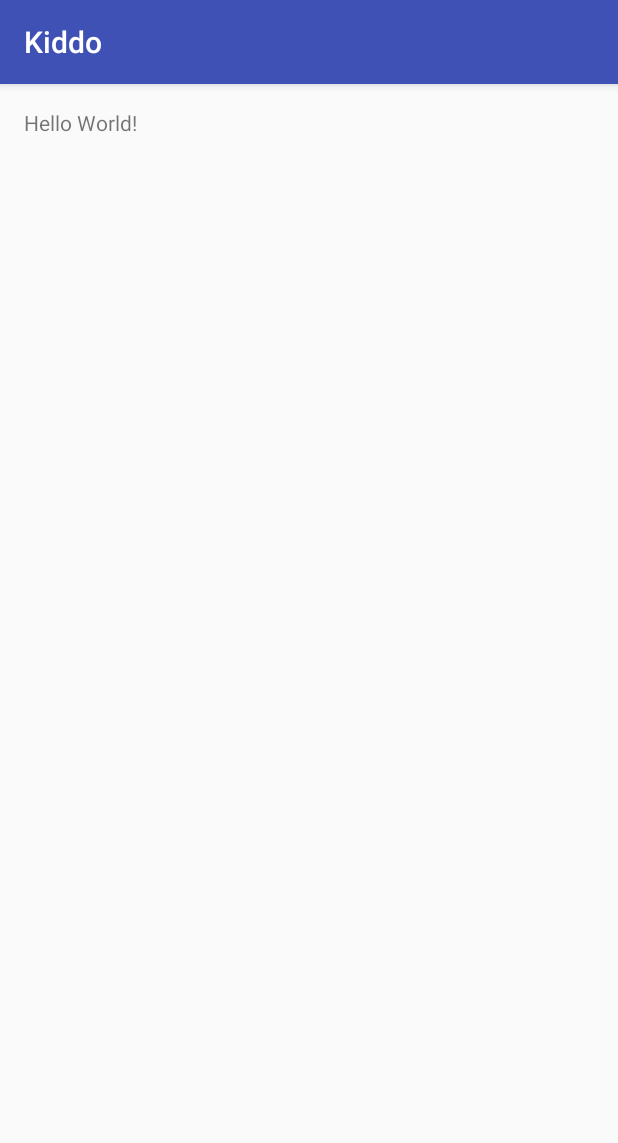
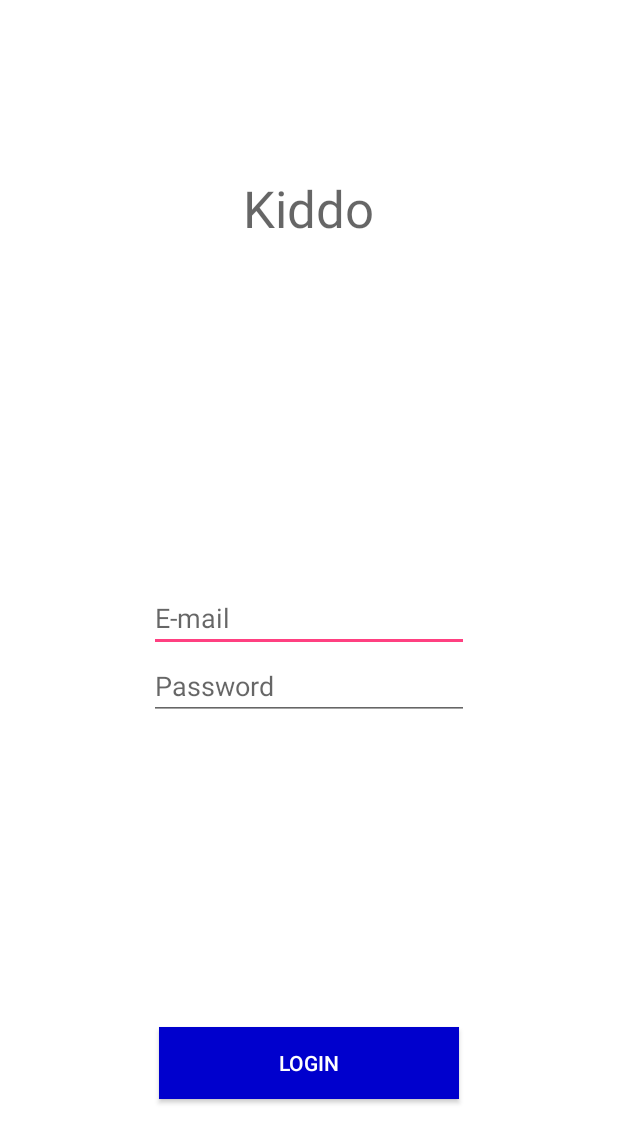
Before and after one commit to JulieW23/GradApp, an Android app: the screen it shows after launch (MainActivity), on a phone screen of 412 x 824 dp. Shown: the top 1143 px of the screen. Run offline under Robolectric (Android 15) with nearby library versions, the phone set to English and light mode, and no system bars.

Commit message:
Made the login screen

```diff
--- a/Kiddo/app/src/main/java/com/team_05/kiddo/MainActivity.java
+++ b/Kiddo/app/src/main/java/com/team_05/kiddo/MainActivity.java
@@ -2,6 +2,8 @@ package com.team_05.kiddo;
 
 import android.support.v7.app.AppCompatActivity;
 import android.os.Bundle;
+import android.view.View;
+import android.widget.Button;
 
 public class MainActivity extends AppCompatActivity {
 
@@ -9,5 +11,14 @@ public class MainActivity extends AppCompatActivity {
     protected void onCreate(Bundle savedInstanceState) {
         super.onCreate(savedInstanceState);
         setContentView(R.layout.activity_main);
+
+        // Login button
+        Button loginButton = (Button)(findViewById(R.id.loginButton));
+        loginButton.setOnClickListener(new View.OnClickListener() {
+            @Override
+            public void onClick(View v) {
+
+            }
+        });
     }
 }
--- a/Kiddo/app/src/main/res/layout/activity_main.xml
+++ b/Kiddo/app/src/main/res/layout/activity_main.xml
@@ -8,10 +8,49 @@
     android:paddingLeft="@dimen/activity_horizontal_margin"
     android:paddingRight="@dimen/activity_horizontal_margin"
     android:paddingTop="@dimen/activity_vertical_margin"
+    android:background="@color/colorBackground"
     tools:context="com.team_05.kiddo.MainActivity">
 
     <TextView
+        android:text="Kiddo"
         android:layout_width="wrap_content"
         android:layout_height="wrap_content"
-        android:text="Hello World!" />
+        android:layout_alignParentTop="true"
+        android:layout_centerHorizontal="true"
+        android:layout_marginTop="100dp"
+        android:id="@+id/logo"
+        android:textAppearance="@style/TextAppearance.AppCompat.Display1" />
+
+    <EditText
+        android:layout_width="wrap_content"
+        android:layout_height="wrap_content"
+        android:inputType="textEmailAddress"
+        android:ems="10"
+        android:layout_centerVertical="true"
+        android:layout_centerHorizontal="true"
+        android:id="@+id/emailTextField"
+        android:hint="E-mail"/>
+
+    <EditText
+        android:layout_width="wrap_content"
+        android:layout_height="wrap_content"
+        android:inputType="textPassword"
+        android:ems="10"
+        android:layout_below="@+id/emailTextField"
+        android:layout_alignRight="@+id/emailTextField"
+        android:layout_alignEnd="@+id/emailTextField"
+        android:id="@+id/passwordTextField"
+        android:hint="Password"/>
+
+    <Button
+        android:text="Login"
+        android:layout_width="@dimen/buttonWidth"
+        android:layout_height="wrap_content"
+        android:id="@+id/loginButton"
+        android:background="@color/colorButton"
+        android:textColor="@color/colorButtonText"
+        android:layout_alignParentBottom="true"
+        android:layout_centerHorizontal="true"
+        android:layout_marginBottom="75dp" />
+
 </RelativeLayout>
--- a/Kiddo/app/src/main/res/values/colors.xml
+++ b/Kiddo/app/src/main/res/values/colors.xml
@@ -3,4 +3,7 @@
     <color name="colorPrimary">#3F51B5</color>
     <color name="colorPrimaryDark">#303F9F</color>
     <color name="colorAccent">#FF4081</color>
+    <color name="colorBackground">#FFFFFF</color>
+    <color name="colorButton">#0000CD</color>
+    <color name="colorButtonText">#FFFFFF</color>
 </resources>
--- a/Kiddo/app/src/main/res/values/dimens.xml
+++ b/Kiddo/app/src/main/res/values/dimens.xml
@@ -2,4 +2,5 @@
     <!-- Default screen margins, per the Android Design guidelines. -->
     <dimen name="activity_horizontal_margin">16dp</dimen>
     <dimen name="activity_vertical_margin">16dp</dimen>
+    <dimen name="buttonWidth">200dp</dimen>
 </resources>
--- a/Kiddo/app/src/main/res/values/styles.xml
+++ b/Kiddo/app/src/main/res/values/styles.xml
@@ -1,7 +1,7 @@
 <resources>
 
     <!-- Base application theme. -->
-    <style name="AppTheme" parent="Theme.AppCompat.Light.DarkActionBar">
+    <style name="AppTheme" parent="Theme.AppCompat.Light.NoActionBar">
         <!-- Customize your theme here. -->
         <item name="colorPrimary">@color/colorPrimary</item>
         <item name="colorPrimaryDark">@color/colorPrimaryDark</item>
```
